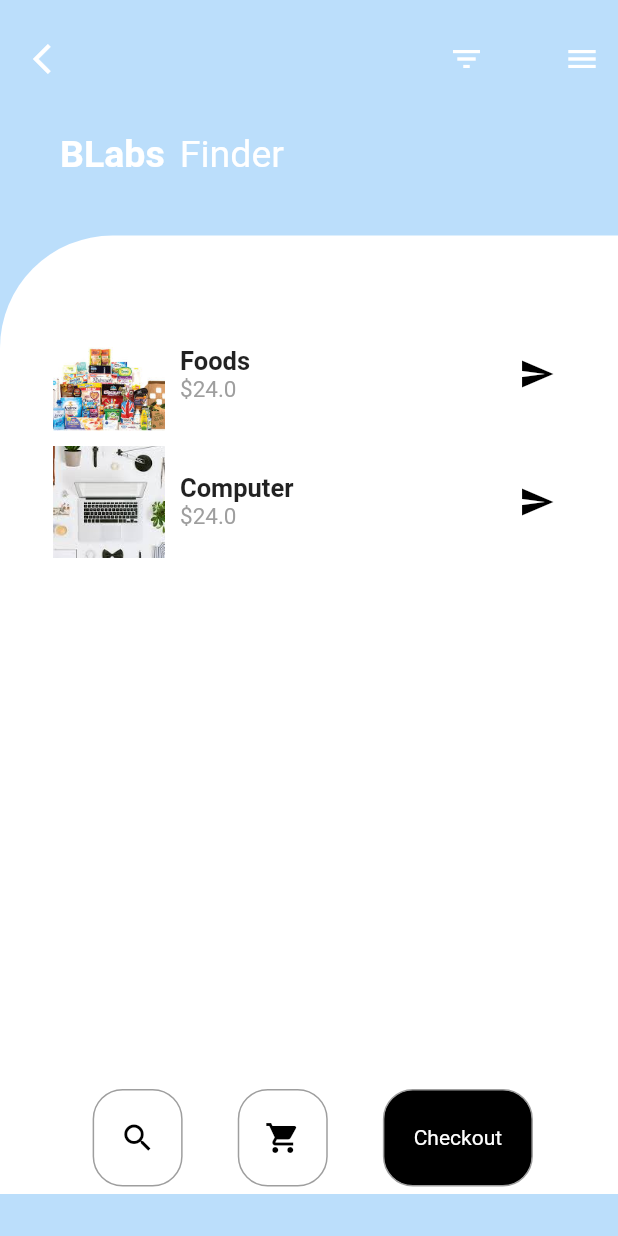
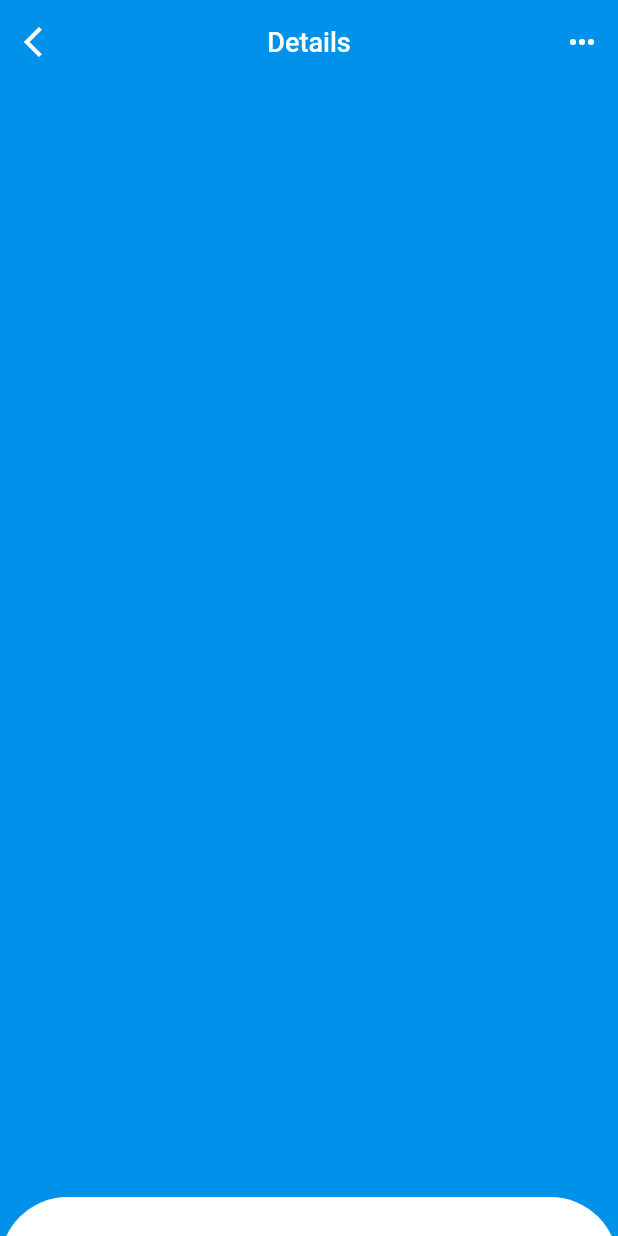
Before and after one commit to Binuraowin/B_Finder, a Flutter app: the screen it shows after launch, on a phone screen of 412 x 824 dp. Run offline on Flutter 3.47's test engine with Material 2 defaults, Android fonts, the phone set to English and light mode, and no system bars; Roboto replaces fonts that are missing (Monteserrat).

Commit message:
details page basic finish

```diff
--- /dev/null
+++ b/lib/Screens/details.dart
@@ -0,0 +1,71 @@
+import 'package:flutter/material.dart';
+
+class Details extends StatefulWidget {
+   final imgPath;
+    final itemName;
+     final itemPrice;
+
+
+  const Details({Key key, this.imgPath, this.itemName, this.itemPrice}) : super(key: key);
+
+
+
+  @override
+  _DetailsState createState() => _DetailsState();
+}
+
+class _DetailsState extends State<Details> {
+  @override
+  Widget build(BuildContext context) {
+    return Scaffold(
+      backgroundColor: Colors.lightBlueAccent[700],
+      appBar: AppBar(
+        leading: IconButton(icon: Icon(Icons.arrow_back_ios),
+        color: Colors.white,
+         onPressed: (){
+           Navigator.of(context).pop();
+         }
+         ),
+         backgroundColor: Colors.transparent,
+         elevation: 0.0,
+         title: Text('Details',
+         style: TextStyle(
+           fontFamily: 'Monteserrat',
+           fontSize: 18.0,
+           color: Colors.white,
+         ),
+         ),
+         centerTitle: true,
+         actions: <Widget>[
+           IconButton(icon: Icon(Icons.more_horiz),
+            onPressed: (){},
+            color: Colors.white,
+            )
+         ],
+      ),
+      body: ListView(
+        children: <Widget>[
+          Container(
+            height: MediaQuery.of(context).size.height - 82.0,
+            width:MediaQuery.of(context).size.width,
+            color: Colors.transparent,
+          ),
+          Positioned(
+            top: 75.0,
+            child: Container(
+              decoration: BoxDecoration(
+                borderRadius: BorderRadius.only(
+                  topLeft: Radius.circular(45.0),
+                  topRight: Radius.circular(45.0),
+                ),
+                color: Colors.white
+              ),
+              height: MediaQuery.of(context).size.height,
+              width: MediaQuery.of(context).size.width,
+            )
+            )
+        ],
+      ),
+    );
+  }
+}
--- a/lib/Screens/home.dart
+++ b/lib/Screens/home.dart
@@ -1,4 +1,11 @@
+
+
+
+
+import 'package:b_finder/Screens/details.dart';
 import 'package:flutter/material.dart';
+
+
 
 class Home extends StatefulWidget {
   @override
@@ -70,7 +77,7 @@ class _HomeState extends State<Home> {
               height:MediaQuery.of(context).size.height - 185.0,
               decoration: BoxDecoration(
                 color: Colors.white,
-                borderRadius: BorderRadius.only(topLeft: Radius.circular(75.0))
+                borderRadius: BorderRadius.only(topLeft: Radius.circular(75.0), bottomRight: Radius.circular(60.0))
               ),
               child: ListView(
                 primary: false,
@@ -102,7 +109,7 @@ class _HomeState extends State<Home> {
                           borderRadius: BorderRadius.circular(20.0)
                         ),
                         child: Center(
-                          child: Icon(Icons.search, color:Colors.black),
+                          child: Icon(Icons.search, color:Colors.black ),
                         ),
                       ),
                        Container(
@@ -123,6 +130,7 @@ class _HomeState extends State<Home> {
                        Container(
                         height: 65.0,
                         width: 100.0,
+
                         decoration: BoxDecoration(
                           border: Border.all(
                             color:Colors.grey,
@@ -139,7 +147,8 @@ class _HomeState extends State<Home> {
 
                             color: Colors.white
                           ),
-                          )
+                          ),
+
                         ),
                       ),
                     ],
@@ -159,7 +168,14 @@ Widget _buildItem(String imgPath, String itemName, String price){
   return Padding(padding: EdgeInsets.only(left: 10.0, right: 10.0, top: 10.0),
   child: InkWell(
     onTap: (){
-
+       BuildContext context;
+            Navigator.push(context,
+            MaterialPageRoute(
+        builder:(context) => Details(
+            imgPath:imgPath,itemName:itemName,itemPrice:price
+        )
+         ),);
+              // Navigator.pushNamed(context, '/');
     },
     child: Row(
       mainAxisAlignment: MainAxisAlignment.spaceBetween,
--- a/lib/main.dart
+++ b/lib/main.dart
@@ -1,3 +1,4 @@
+import 'package:b_finder/Screens/details.dart';
 import 'package:b_finder/Screens/home.dart';
 import 'package:flutter/material.dart';
 
@@ -10,8 +11,10 @@ class MyApp extends StatelessWidget {
   @override
   Widget build(BuildContext context) {
     return MaterialApp(
-     home: Home(),
+     home: Details(),
      debugShowCheckedModeBanner: false,
+
+
     );
   }
 }
```
Also changed, not shown: lib/Screens/buildItem.dart (added, +86 -0 lines).
